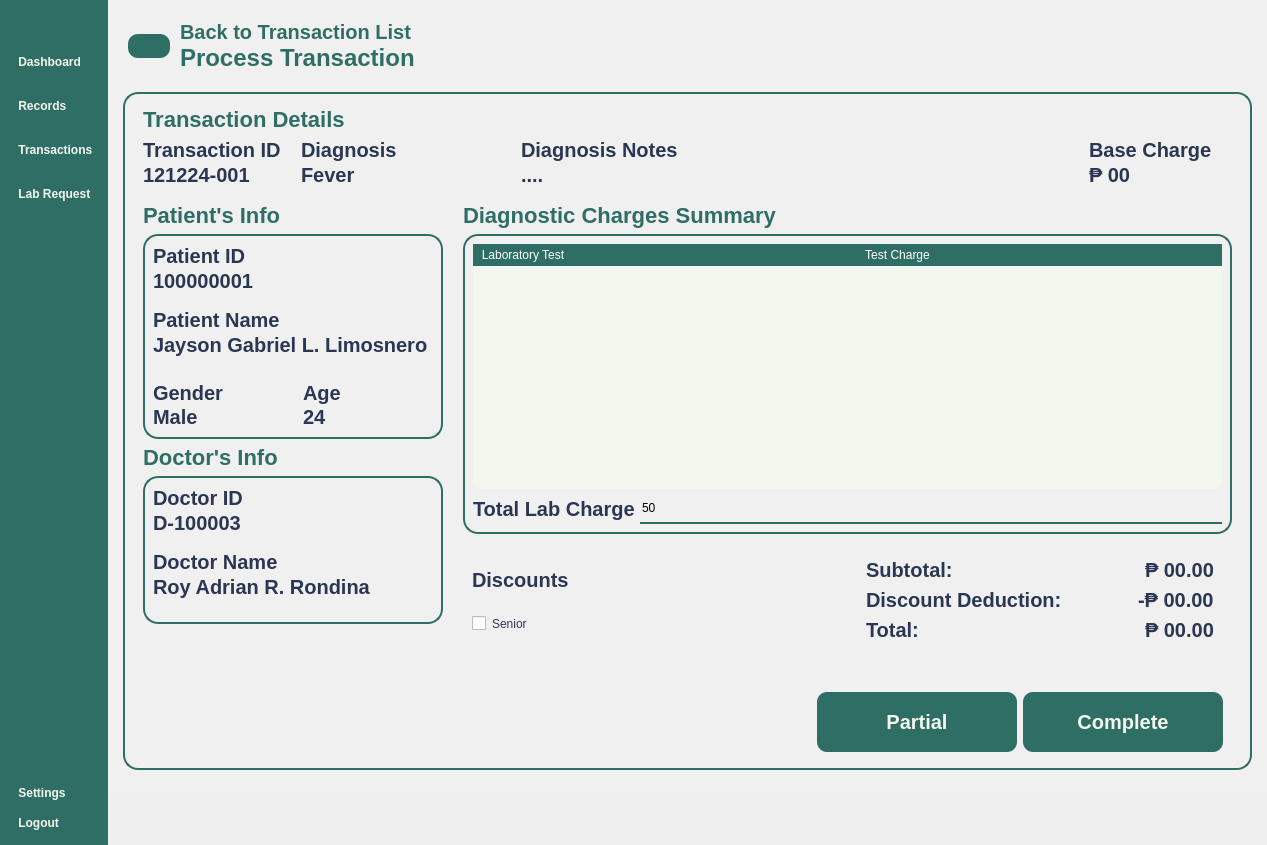
Qt form Views/Staff_TransactionProcess.ui (VinsmokeSanji69/COVACHA_CLINIC_SYSTEM) before a commit.
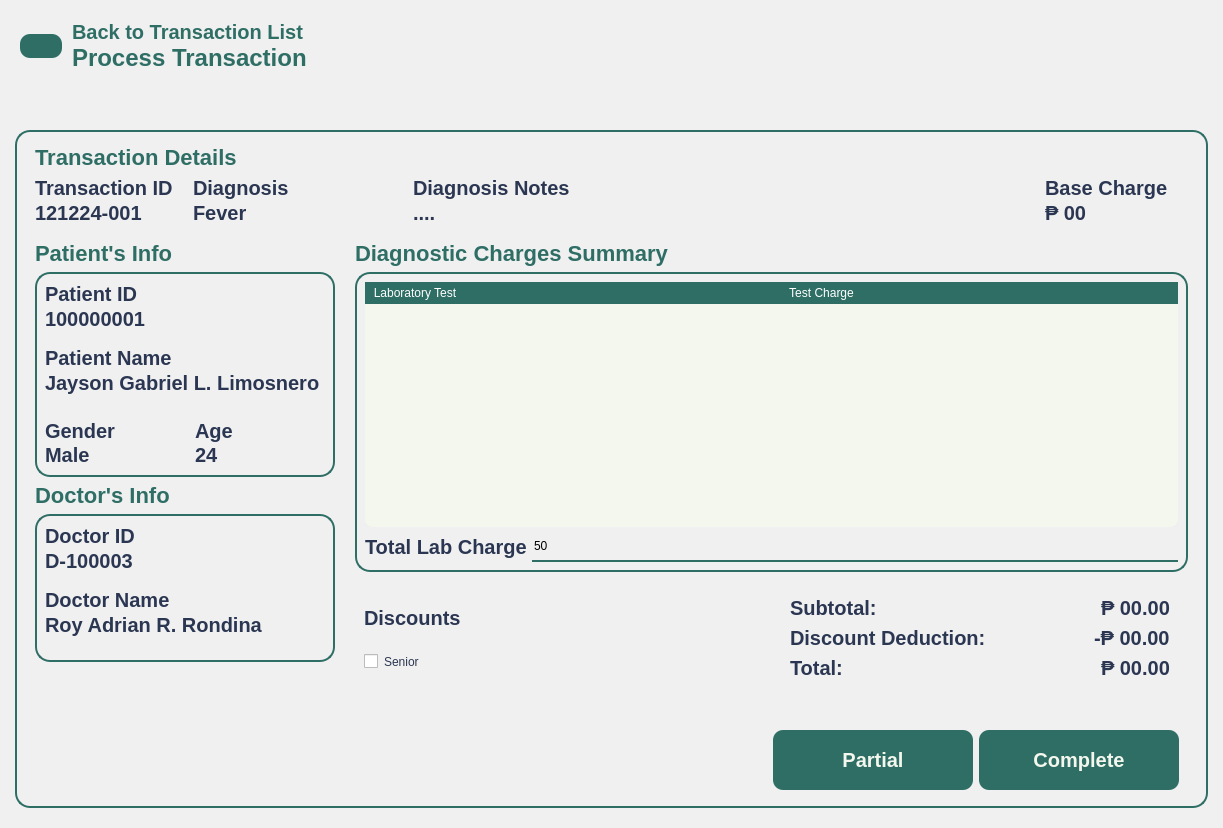
The same form after that commit. Icons and pictures are not drawn.

The edit to the form file:
```diff
--- a/Views/Staff_TransactionProcess.ui
+++ b/Views/Staff_TransactionProcess.ui
@@ -1,21 +1,15 @@
 <?xml version="1.0" encoding="UTF-8"?>
 <ui version="4.0">
- <class>MainWindow</class>
- <widget class="QMainWindow" name="MainWindow">
+ <class>Form</class>
+ <widget class="QWidget" name="Form">
   <property name="geometry">
    <rect>
     <x>0</x>
     <y>0</y>
-    <width>1267</width>
-    <height>845</height>
+    <width>1223</width>
+    <height>828</height>
    </rect>
   </property>
-  <property name="sizePolicy">
-   <sizepolicy hsizetype="Preferred" vsizetype="Preferred">
-    <horstretch>0</horstretch>
-    <verstretch>0</verstretch>
-   </sizepolicy>
-  </property>
   <property name="windowTitle">
    <string>MainWindow</string>
   </property>
@@ -57,10 +51,6 @@
 	color: #F4F7ED;
 }</string>
   </property>
-  <widget class="QWidget" name="centralwidget">
-   <property name="styleSheet">
-    <string notr="true"/>
-   </property>
    <layout class="QHBoxLayout" name="horizontalLayout">
     <property name="spacing">
      <number>0</number>
@@ -78,207 +68,6 @@
      <number>0</number>
     </property>
     <item>
-     <widget class="QWidget" name="NavBar" native="true">
-      <property name="sizePolicy">
-       <sizepolicy hsizetype="Preferred" vsizetype="Expanding">
-        <horstretch>0</horstretch>
-        <verstretch>0</verstretch>
-       </sizepolicy>
-      </property>
-      <layout class="QVBoxLayout" name="verticalLayout">
-       <property name="spacing">
-        <number>6</number>
-       </property>
-       <property name="leftMargin">
-        <number>10</number>
-       </property>
-       <property name="topMargin">
-        <number>10</number>
-       </property>
-       <property name="rightMargin">
-        <number>10</number>
-       </property>
-       <property name="bottomMargin">
-        <number>10</number>
-       </property>
-       <item>
-        <widget class="QPushButton" name="DashBoardButton">
-         <property name="text">
-          <string/>
-         </property>
-         <property name="icon">
-          <iconset>
-           <normaloff>:/lucide/icons/align-justify.svg</normaloff>:/lucide/icons/align-justify.svg</iconset>
-         </property>
-         <property name="iconSize">
-          <size>
-           <width>40</width>
-           <height>40</height>
-          </size>
-         </property>
-        </widget>
-       </item>
-       <item>
-        <spacer name="verticalSpacer">
-         <property name="orientation">
-          <enum>Qt::Vertical</enum>
-         </property>
-         <property name="sizeType">
-          <enum>QSizePolicy::Fixed</enum>
-         </property>
-         <property name="sizeHint" stdset="0">
-          <size>
-           <width>20</width>
-           <height>10</height>
-          </size>
-         </property>
-        </spacer>
-       </item>
-       <item>
-        <layout class="QVBoxLayout" name="MainButtons">
-         <property name="spacing">
-          <number>20</number>
-         </property>
-         <property name="sizeConstraint">
-          <enum>QLayout::SetNoConstraint</enum>
-         </property>
-         <item>
-          <widget class="QPushButton" name="pushButton_3">
-           <property name="text">
-            <string> Dashboard</string>
-           </property>
-           <property name="icon">
-            <iconset>
-             <normaloff>:/lucide/icons/layout-dashboard.svg</normaloff>:/lucide/icons/layout-dashboard.svg</iconset>
-           </property>
-           <property name="iconSize">
-            <size>
-             <width>40</width>
-             <height>40</height>
-            </size>
-           </property>
-          </widget>
-         </item>
-         <item>
-          <widget class="QPushButton" name="pushButton_2">
-           <property name="text">
-            <string> Records</string>
-           </property>
-           <property name="icon">
-            <iconset>
-             <normaloff>:/lucide/icons/file-text.svg</normaloff>:/lucide/icons/file-text.svg</iconset>
-           </property>
-           <property name="iconSize">
-            <size>
-             <width>40</width>
-             <height>40</height>
-            </size>
-           </property>
-          </widget>
-         </item>
-         <item>
-          <widget class="QPushButton" name="pushButton">
-           <property name="styleSheet">
-            <string notr="true">QPushButton{
-	font: 900 20pt &quot;Satoshi Black&quot;;
-}
-</string>
-           </property>
-           <property name="text">
-            <string> Transactions</string>
-           </property>
-           <property name="icon">
-            <iconset>
-             <normaloff>:/lucide/icons/tickets.svg</normaloff>:/lucide/icons/tickets.svg</iconset>
-           </property>
-           <property name="iconSize">
-            <size>
-             <width>40</width>
-             <height>40</height>
-            </size>
-           </property>
-          </widget>
-         </item>
-         <item>
-          <widget class="QPushButton" name="pushButton_7">
-           <property name="text">
-            <string> Lab Request</string>
-           </property>
-           <property name="icon">
-            <iconset>
-             <normaloff>:/lucide/icons/test-tubes.svg</normaloff>:/lucide/icons/test-tubes.svg</iconset>
-           </property>
-           <property name="iconSize">
-            <size>
-             <width>40</width>
-             <height>40</height>
-            </size>
-           </property>
-          </widget>
-         </item>
-        </layout>
-       </item>
-       <item>
-        <spacer name="verticalSpacer_2">
-         <property name="orientation">
-          <enum>Qt::Vertical</enum>
-         </property>
-         <property name="sizeType">
-          <enum>QSizePolicy::Expanding</enum>
-         </property>
-         <property name="sizeHint" stdset="0">
-          <size>
-           <width>20</width>
-           <height>40</height>
-          </size>
-         </property>
-        </spacer>
-       </item>
-       <item>
-        <layout class="QVBoxLayout" name="verticalLayout_2">
-         <property name="sizeConstraint">
-          <enum>QLayout::SetNoConstraint</enum>
-         </property>
-         <item>
-          <widget class="QPushButton" name="pushButton_5">
-           <property name="text">
-            <string> Settings</string>
-           </property>
-           <property name="icon">
-            <iconset>
-             <normaloff>:/lucide/icons/user-round-cog.svg</normaloff>:/lucide/icons/user-round-cog.svg</iconset>
-           </property>
-           <property name="iconSize">
-            <size>
-             <width>40</width>
-             <height>40</height>
-            </size>
-           </property>
-          </widget>
-         </item>
-         <item>
-          <widget class="QPushButton" name="pushButton_4">
-           <property name="text">
-            <string> Logout</string>
-           </property>
-           <property name="icon">
-            <iconset>
-             <normaloff>:/lucide/icons/log-out.svg</normaloff>:/lucide/icons/log-out.svg</iconset>
-           </property>
-           <property name="iconSize">
-            <size>
-             <width>40</width>
-             <height>40</height>
-            </size>
-           </property>
-          </widget>
-         </item>
-        </layout>
-       </item>
-      </layout>
-     </widget>
-    </item>
-    <item alignment="Qt::AlignTop">
      <widget class="QWidget" name="MainBodyContainer" native="true">
       <property name="sizePolicy">
        <sizepolicy hsizetype="Expanding" vsizetype="Expanding">
@@ -339,7 +128,7 @@
        <property name="bottomMargin">
         <number>0</number>
        </property>
-       <item alignment="Qt::AlignTop">
+      <item>
         <widget class="QFrame" name="Header">
          <property name="sizePolicy">
           <sizepolicy hsizetype="Preferred" vsizetype="Preferred">
@@ -1365,7 +1154,7 @@
                           <rect>
                            <x>0</x>
                            <y>0</y>
-                           <width>604</width>
+                          <width>813</width>
                            <height>243</height>
                           </rect>
                          </property>
@@ -1702,9 +1491,6 @@
     </item>
    </layout>
   </widget>
- </widget>
- <resources>
-  <include location="../Images/resources.qrc"/>
- </resources>
+ <resources/>
  <connections/>
 </ui>
```
Left out of the diff: 2 changed lines with no effect on the pictures. Lines whose indentation alone changed are shown as unchanged.
